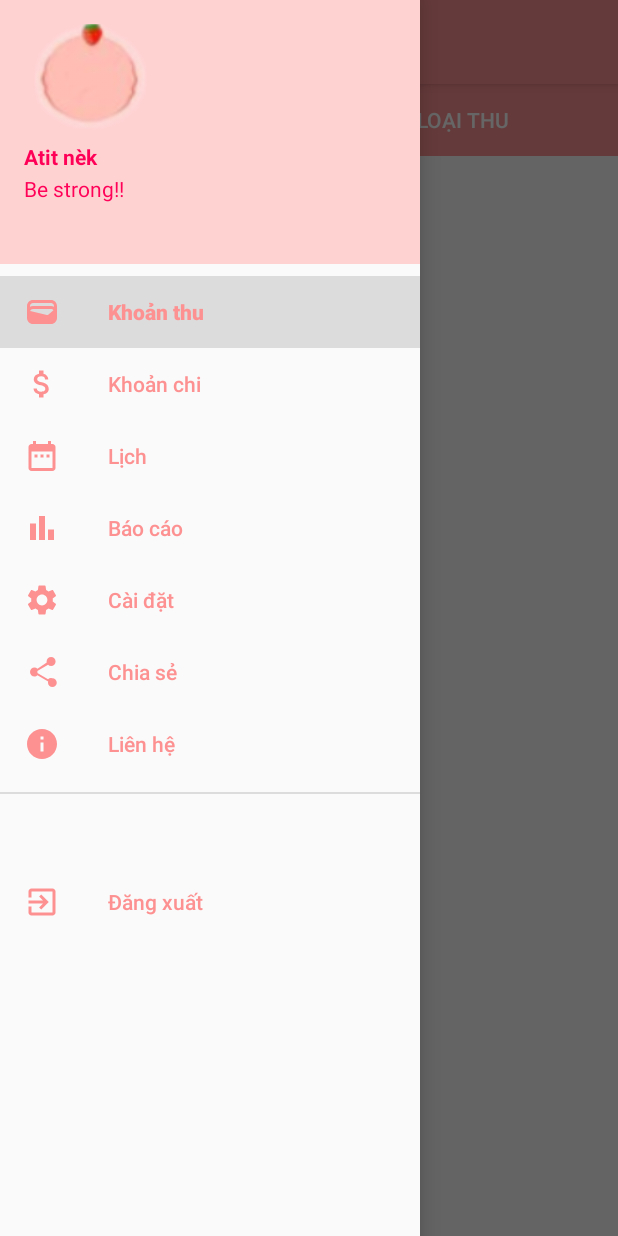
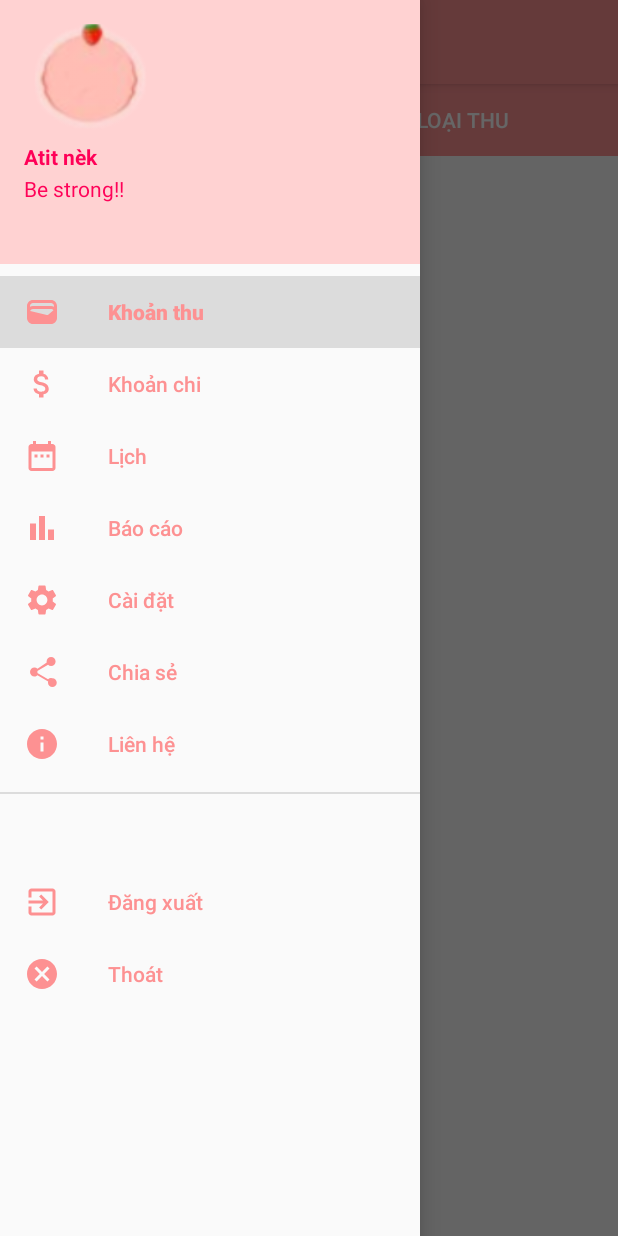
Before and after one commit to atiets/QLCT, an Android app: the screen it shows after launch (MainActivity), with the side drawer open, on a phone screen of 412 x 824 dp. Run offline under Robolectric (Android 15) with nearby library versions, the phone set to English and light mode, and no system bars.

Commit message:
Thoát ứng dụng

```diff
--- /dev/null
+++ b/app/src/main/res/drawable/nav_out.xml
@@ -0,0 +1,5 @@
+<vector android:height="24dp" android:tint="#FD9192"
+    android:viewportHeight="24" android:viewportWidth="24"
+    android:width="24dp" xmlns:android="http://schemas.android.com/apk/res/android">
+    <path android:fillColor="@android:color/white" android:pathData="M12,2C6.47,2 2,6.47 2,12s4.47,10 10,10 10,-4.47 10,-10S17.53,2 12,2zM17,15.59L15.59,17 12,13.41 8.41,17 7,15.59 10.59,12 7,8.41 8.41,7 12,10.59 15.59,7 17,8.41 13.41,12 17,15.59z"/>
+</vector>
--- a/app/src/main/res/menu/nav_menu.xml
+++ b/app/src/main/res/menu/nav_menu.xml
@@ -47,6 +47,10 @@
                 android:id="@+id/nav_logout"
                 android:icon="@drawable/nav_logout"
                 android:title="Đăng xuất"/>
+            <item
+                android:id="@+id/nav_out"
+                android:icon="@drawable/nav_out"
+                android:title="Thoát"/>
         </menu>
     </item>
 
```
Also changed, not shown: app/src/main/java/com/example/qlct/MainActivity.java (+28 -0 lines).
